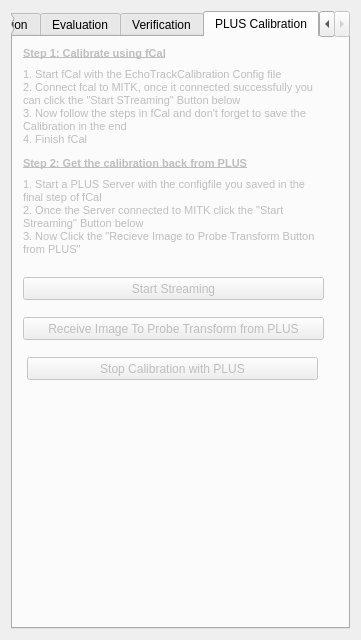
Above: Plugins/org.mitk.gui.qt.usnavigation/src/internal/UltrasoundCalibrationControls.ui from MITK/MITK before the change. Below: the same form after it.
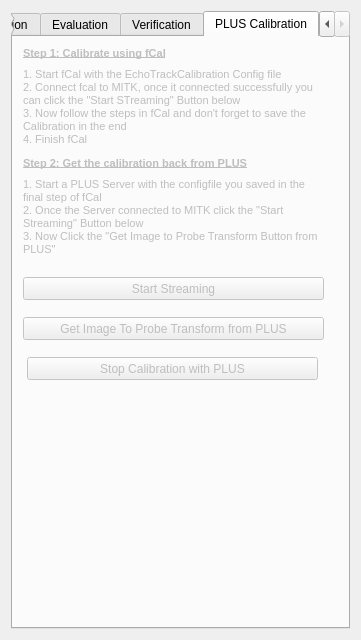
That is the form after the change. Custom widgets are drawn as their Qt base class.

Commit message:
ImageToProbeTransform from PLUS is processed in MITK
The ImageToProbeProcess received from PLUS after Calibration is now
processed and the ImageToTrackerTransform needed for EchoTrack is
calculated.
Transform is no saved yet and it is still not validatet if the final
calibration reslut really works for EchoTrack as expected.

```diff
--- a/Plugins/org.mitk.gui.qt.usnavigation/src/internal/UltrasoundCalibrationControls.ui
+++ b/Plugins/org.mitk.gui.qt.usnavigation/src/internal/UltrasoundCalibrationControls.ui
@@ -662,7 +662,7 @@
         </rect>
        </property>
        <property name="text">
-        <string>Receive Image To Probe Transform from PLUS</string>
+        <string>Get Image To Probe Transform from PLUS</string>
        </property>
       </widget>
       <widget class="QPushButton" name="m_StartStreaming">
@@ -751,7 +751,7 @@
 &lt;/style&gt;&lt;/head&gt;&lt;body style=&quot; font-family:'MS Shell Dlg 2'; font-size:8pt; font-weight:400; font-style:normal;&quot;&gt;
 &lt;p style=&quot; margin-top:0px; margin-bottom:0px; margin-left:0px; margin-right:0px; -qt-block-indent:0; text-indent:0px;&quot;&gt;1. Start a PLUS Server with the configfile you saved in the final step of fCal&lt;/p&gt;
 &lt;p style=&quot; margin-top:0px; margin-bottom:0px; margin-left:0px; margin-right:0px; -qt-block-indent:0; text-indent:0px;&quot;&gt;2. Once the Server connected to MITK click the &amp;quot;Start Streaming&amp;quot; Button below&lt;/p&gt;
-&lt;p style=&quot; margin-top:0px; margin-bottom:0px; margin-left:0px; margin-right:0px; -qt-block-indent:0; text-indent:0px;&quot;&gt;3. Now Click the &amp;quot;Recieve Image to Probe Transform Button from PLUS&amp;quot;&lt;/p&gt;&lt;/body&gt;&lt;/html&gt;</string>
+&lt;p style=&quot; margin-top:0px; margin-bottom:0px; margin-left:0px; margin-right:0px; -qt-block-indent:0; text-indent:0px;&quot;&gt;3. Now Click the &amp;quot;Get Image to Probe Transform Button from PLUS&amp;quot;&lt;/p&gt;&lt;/body&gt;&lt;/html&gt;</string>
        </property>
        <property name="wordWrap">
         <bool>true</bool>
```
Left out of the diff: 2 changed lines with no effect on the pictures. The commit also changes 2 other files.
